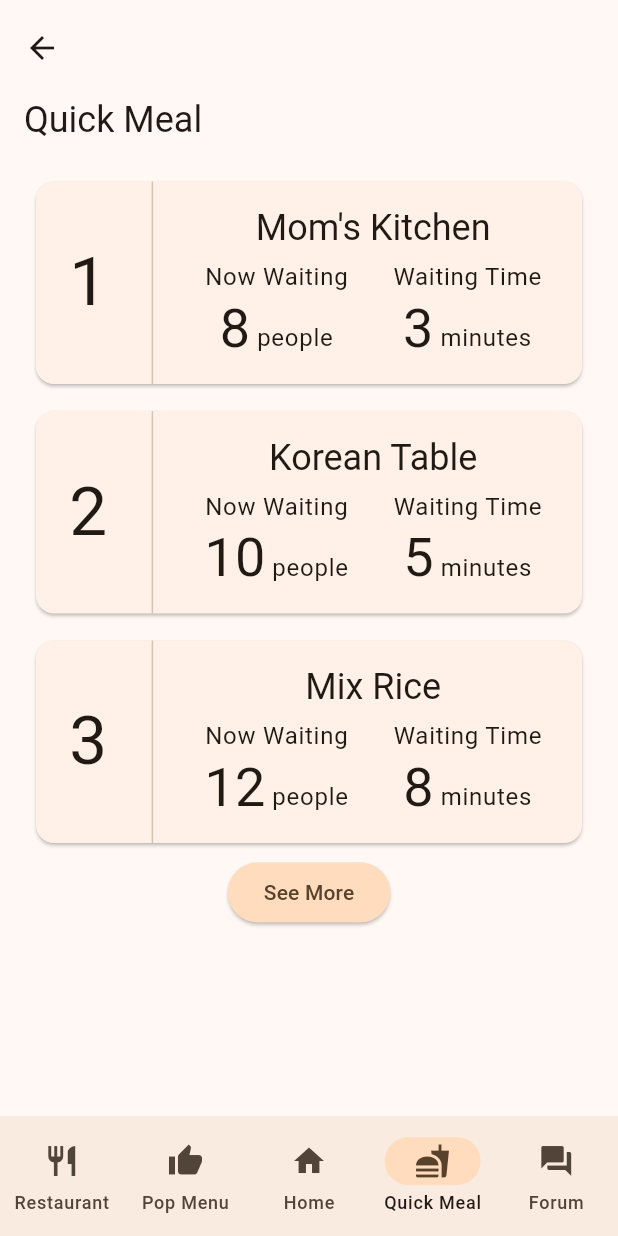
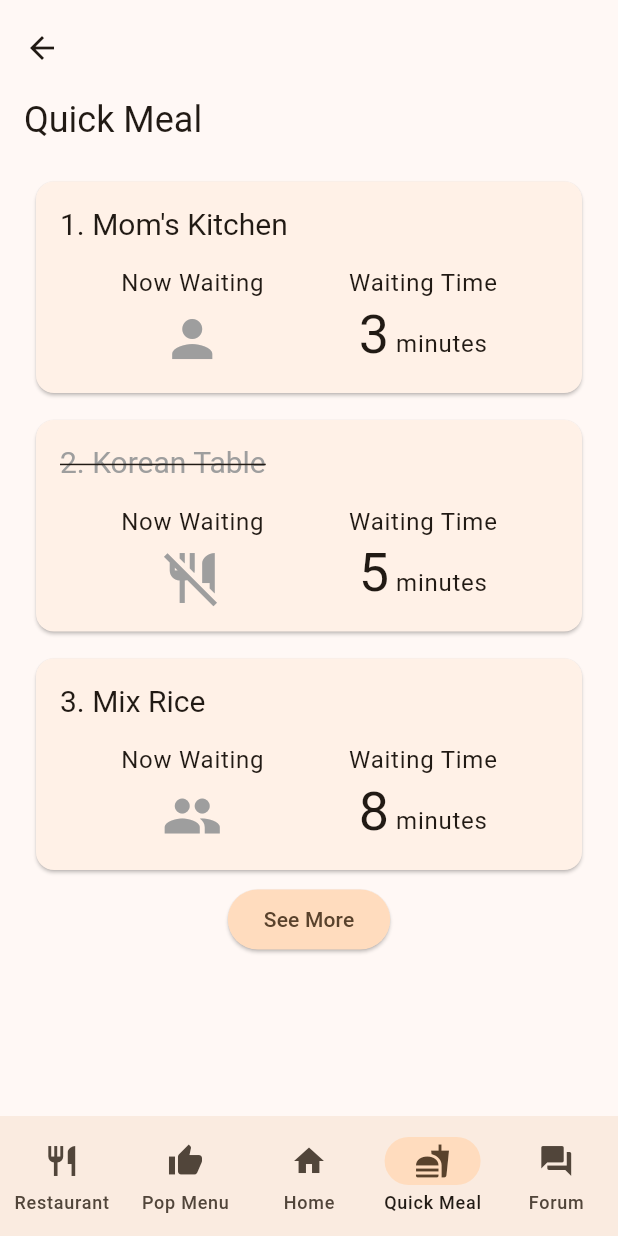
Before and after one commit to yangsijun/2022-2-IED-Mealis, a Flutter app: the screen it shows after launch, item 4 of the bottom bar chosen, on a phone screen of 412 x 824 dp. Run offline on Flutter 3.47's test engine with Material 2 defaults, Android fonts, the phone set to English and light mode, and no system bars; our stand-ins replace reorderable_grid_view.

Commit message:
Improve Lists of Cards

```diff
--- a/lib/database.dart
+++ b/lib/database.dart
@@ -231,8 +231,9 @@ class RestaurantInfo {
   List<String> operatingTimeTextList;
   int waitingTime;
   int waitingPeople;
+  bool isAvailable;
 
-  RestaurantInfo(this.restaurantName, this.operatingTimeTextList, this.waitingTime, this.waitingPeople);
+  RestaurantInfo(this.restaurantName, this.operatingTimeTextList, this.waitingTime, this.waitingPeople, this.isAvailable);
 }
 
 Map<String, RestaurantInfo> restaurantInfoMap = {
@@ -246,6 +247,7 @@ Map<String, RestaurantInfo> restaurantInfoMap = {
     ],
     8,
     12,
+    true,
   ),
   'Korean Table' : RestaurantInfo(
     'Korean Table',
@@ -257,6 +259,7 @@ Map<String, RestaurantInfo> restaurantInfoMap = {
     ],
     5,
     10,
+    false,
   ),
   'H.Plate' : RestaurantInfo(
     'H.Plate',
@@ -268,6 +271,7 @@ Map<String, RestaurantInfo> restaurantInfoMap = {
     ],
     10,
     5,
+    false,
   ),
   'Mom\'s Kitchen' : RestaurantInfo(
     'Mom\'s Kitchen',
@@ -279,6 +283,7 @@ Map<String, RestaurantInfo> restaurantInfoMap = {
     ],
     3,
     8,
+    true,
   ),
   'Handong Lounge' : RestaurantInfo(
     'Handong Lounge',
@@ -290,6 +295,7 @@ Map<String, RestaurantInfo> restaurantInfoMap = {
     ],
     15,
     40,
+    false,
   ),
   'Burger King' : RestaurantInfo(
     'Burger King',
@@ -301,6 +307,7 @@ Map<String, RestaurantInfo> restaurantInfoMap = {
     ],
     25,
     25,
+    true,
   ),
   'The Grace Table' : RestaurantInfo(
     'The Grace Table',
@@ -312,6 +319,7 @@ Map<String, RestaurantInfo> restaurantInfoMap = {
     ],
     22,
     10,
+    false,
   ),
   'In Breeze (Bokjidong)' : RestaurantInfo(
     'In Breeze (Bokjidong)',
@@ -323,6 +331,7 @@ Map<String, RestaurantInfo> restaurantInfoMap = {
     ],
     24,
     8,
+    true,
   ),
   'Red Neoguri' : RestaurantInfo(
     'Red Neoguri',
@@ -334,6 +343,7 @@ Map<String, RestaurantInfo> restaurantInfoMap = {
     ],
     24,
     17,
+    true,
   ),
   'Farm\'s Valley' : RestaurantInfo(
     'Farm\'s Valley',
@@ -345,6 +355,7 @@ Map<String, RestaurantInfo> restaurantInfoMap = {
     ],
     21,
     4,
+    true,
   ),
   'Han\'s Deli' : RestaurantInfo(
     'Han\'s Deli',
@@ -356,6 +367,7 @@ Map<String, RestaurantInfo> restaurantInfoMap = {
     ],
     16,
     4,
+    true,
   ),
   'In Breeze (Papyrus)' : RestaurantInfo(
     'In Breeze (Papyrus)',
@@ -367,6 +379,7 @@ Map<String, RestaurantInfo> restaurantInfoMap = {
     ],
     22,
     5,
+    true,
   ),
 };
 
--- a/lib/one_menu_page.dart
+++ b/lib/one_menu_page.dart
@@ -18,7 +18,7 @@ Widget buildMenuCardContent(BuildContext context, String menuName) {
       return Column(
         children: <Widget>[
           ListTile(
-            title: Text(menuName, style: Theme.of(context).textTheme.titleLarge, overflow: TextOverflow.ellipsis),
+            title: Text(menuName, style: Theme.of(context).textTheme.titleLarge, overflow: TextOverflow.fade, softWrap: false,),
             subtitle: Row(
               mainAxisAlignment: MainAxisAlignment.spaceBetween,
               children: [
@@ -191,7 +191,7 @@ List<Widget> getMenuComments(BuildContext context, String menuName) {
       menuComments.add(
         Container(
           padding: const EdgeInsets.only(left: 20, right: 20),
-          child: Text(comment.commentText, style: Theme.of(context).textTheme.bodyLarge, overflow: TextOverflow.ellipsis),
+          child: Text(comment.commentText, style: Theme.of(context).textTheme.bodyLarge, overflow: TextOverflow.fade, softWrap: false,),
         ),
       );
       menuComments.add(const Divider());
--- a/lib/one_restaurant.dart
+++ b/lib/one_restaurant.dart
@@ -65,7 +65,7 @@ class _OneRestaurantPageState extends State<OneRestaurantPage>{
                         mainAxisAlignment: MainAxisAlignment.center,
                         crossAxisAlignment: CrossAxisAlignment.center,
                         children: [
-                          Text(menu.menuName, style: Theme.of(context).textTheme.bodyLarge, overflow: TextOverflow.ellipsis, textAlign: TextAlign.center,),
+                          Text(menu.menuName, style: Theme.of(context).textTheme.bodyLarge, overflow: TextOverflow.fade, softWrap: false, textAlign: TextAlign.center,),
                         ],
                       ),
                     ),
--- a/lib/quick_meal_page.dart
+++ b/lib/quick_meal_page.dart
@@ -14,12 +14,67 @@ class _QuickMealPageState extends State<QuickMealPage> {
   _QuickMealPageState(this.goToPage);
   final void Function(int index) goToPage;
 
+  Column _buildRestaurantTileContent(String restaurantName, int rank) {
+    return Column(
+      mainAxisSize: MainAxisSize.max,
+      children: <Widget>[
+        ListTile(
+          title: (restaurantInfoMap[restaurantName]!.isAvailable)
+            ? Text('$rank. $restaurantName', style: Theme.of(context).textTheme.titleLarge?.copyWith(fontSize: 20), overflow: TextOverflow.fade, softWrap: false,)
+            : Text('$rank. $restaurantName', style: Theme.of(context).textTheme.titleLarge?.copyWith(fontSize: 20, color: Colors.grey, decoration: TextDecoration.lineThrough), overflow: TextOverflow.fade, softWrap: false,),
+        ),
+        ConstrainedBox(
+          constraints: const BoxConstraints(maxWidth: double.infinity, maxHeight: 75, minWidth: 300, minHeight: 75),
+          child: Row(
+            mainAxisAlignment: MainAxisAlignment.spaceEvenly,
+            children: [
+              Column(
+                mainAxisAlignment: MainAxisAlignment.start,
+                children: [
+                  Text('Now Waiting', style: Theme.of(context).textTheme.bodyLarge, textAlign: TextAlign.center),
+                  const SizedBox(height: 5),
+                  Icon(
+                    (!restaurantInfoMap[restaurantName]!.isAvailable)
+                      ? Icons.no_meals
+                      : (restaurantInfoMap[restaurantName]!.waitingPeople > 30)
+                        ? Icons.groups
+                        : (restaurantInfoMap[restaurantName]!.waitingPeople > 10)
+                          ? Icons.group
+                          : Icons.person,
+                    color: Colors.grey,
+                    size: 40,
+                  ),
+                ],
+              ),
+              Column(
+                mainAxisAlignment: MainAxisAlignment.start,
+                children: [
+                  Text('Waiting Time', style: Theme.of(context).textTheme.bodyLarge, textAlign: TextAlign.center),
+                  Row(
+                    mainAxisAlignment: MainAxisAlignment.center,
+                    crossAxisAlignment: CrossAxisAlignment.baseline,
+                    textBaseline: TextBaseline.alphabetic,
+                    children: [
+                      Text(restaurantInfoMap[restaurantName]!.waitingTime.toString(), style: Theme.of(context).textTheme.displaySmall),
+                      Text((restaurantInfoMap[restaurantName]!.waitingTime > 1) ? ' minutes' : ' minute', style: Theme.of(context).textTheme.bodyLarge),
+                    ],
+                  ),
+                ],
+              ),
+            ],
+          ),
+        ),
+        const SizedBox(height: 10,)
+      ],
+    );
+  }
+
   Widget _buildQuickMealCard(String restaurantName, int rank) {
     return SizedBox(
       width: double.infinity,
       child: IntrinsicHeight(
         child: Row(
-        mainAxisAlignment: MainAxisAlignment.center,
+          mainAxisAlignment: MainAxisAlignment.center,
           children: [
             Flexible(
               flex: 1,
@@ -38,77 +93,8 @@ class _QuickMealPageState extends State<QuickMealPage> {
                     customBorder: RoundedRectangleBorder(
                       borderRadius: BorderRadius.circular(10.0),
                     ),
-                    child: SizedBox(
-                      height: 135,
-                      child: Row(
-                        mainAxisAlignment: MainAxisAlignment.start,
-                        children: [
-                          Flexible(
-                            flex: 1,
-                            child: SizedBox(
-                              width: double.infinity,
-                              child: Row(
-                                mainAxisAlignment: MainAxisAlignment.center,
-                                children: [
-                                  Text('$rank', style: (rank < 10) ? Theme.of(context).textTheme.displayMedium : Theme.of(context).textTheme.displaySmall, textAlign: TextAlign.center),
-                                ],
-                              ),
-                            ),
-                          ),
-                          const VerticalDivider(),
-                          Flexible(
-                            flex: 4,
-                            child: Row(
-                              mainAxisAlignment: MainAxisAlignment.center,
-                              children: [
-                                Column(
-                                  mainAxisAlignment: MainAxisAlignment.center,
-                                  children: [
-                                    Text(restaurantName, style: Theme.of(context).textTheme.headlineSmall),
-                                    const SizedBox(height: 5),
-                                    Row(
-                                      mainAxisAlignment: MainAxisAlignment.center,
-                                      children: [
-                                        Column(
-                                          mainAxisAlignment: MainAxisAlignment.center,
-                                          children: [
-                                            Text('Now Waiting', style: Theme.of(context).textTheme.bodyLarge, textAlign: TextAlign.center),
-                                            Row(
-                                              mainAxisAlignment: MainAxisAlignment.center,
-                                              crossAxisAlignment: CrossAxisAlignment.baseline,
-                                              textBaseline: TextBaseline.alphabetic,
-                                              children: [
-                                                Text(restaurantInfoMap[restaurantName]!.waitingPeople.toString(), style: Theme.of(context).textTheme.displaySmall),
-                                                Text((restaurantInfoMap[restaurantName]!.waitingPeople > 1) ? ' people' : ' person', style: Theme.of(context).textTheme.bodyLarge),
-                                              ],
-                                            ),
-                                          ],
-                                        ),
-                                        const SizedBox(width: 30),
-                                        Column(
-                                          mainAxisAlignment: MainAxisAlignment.center,
-                                          children: [
-                                            Text('Waiting Time', style: Theme.of(context).textTheme.bodyLarge, textAlign: TextAlign.center),
-                                            Row(
-                                              mainAxisAlignment: MainAxisAlignment.center,
-                                              crossAxisAlignment: CrossAxisAlignment.baseline,
-                                              textBaseline: TextBaseline.alphabetic,
-                                              children: [
-                                                Text(restaurantInfoMap[restaurantName]!.waitingTime.toString(), style: Theme.of(context).textTheme.displaySmall),
-                                                Text((restaurantInfoMap[restaurantName]!.waitingTime > 1) ? ' minutes' : ' minute', style: Theme.of(context).textTheme.bodyLarge),
-                                              ],
-                                            ),
-                                          ],
-                                        ),
-                                      ],
-                                    ),
-                                  ],
-                                ),
-                              ],
-                            ),
-                          ),
-                        ],
-                      ),
+                    child: Container(
+                      child: _buildRestaurantTileContent(restaurantName, rank),
                     ),
                   ),
                 ),
```
Also changed, not shown: lib/popular_menu_page.dart (+44 -32 lines).
